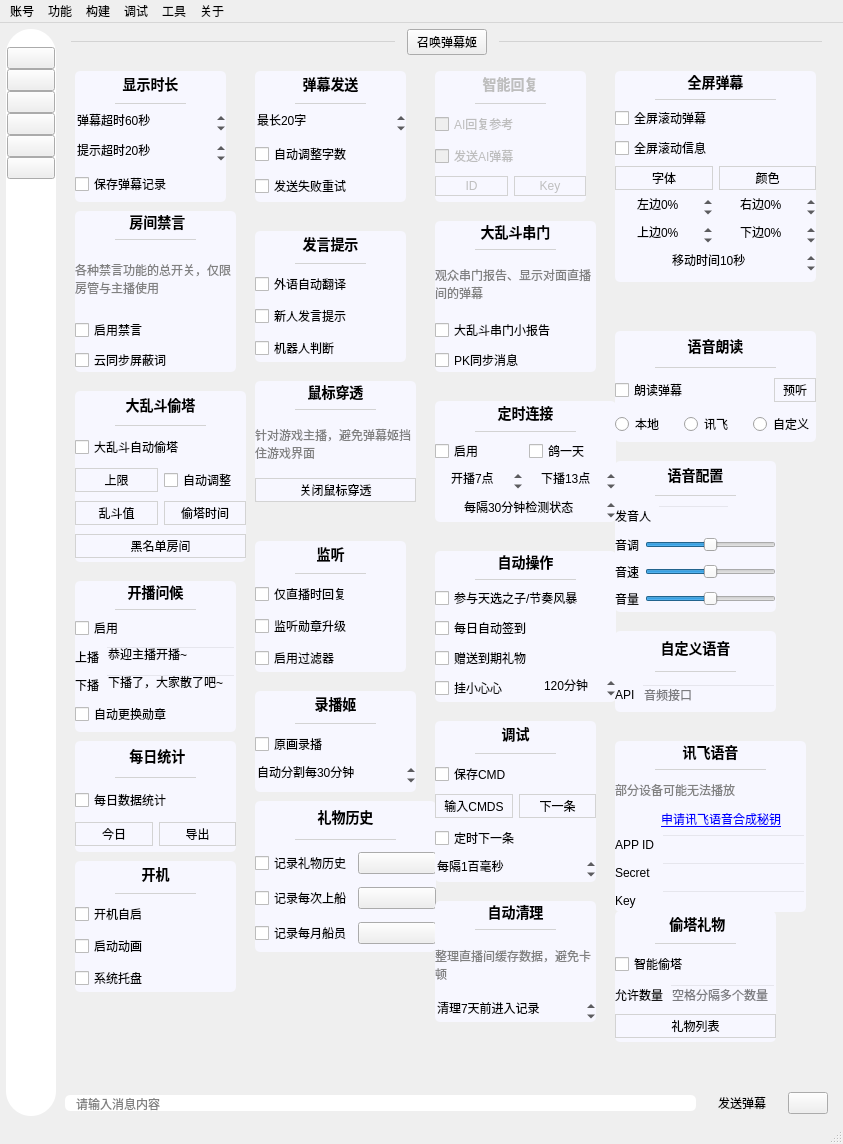
Old version of the form mainwindow/mainwindow.ui in the repository iwxyi/Bilibili-MagicalDanmaku.
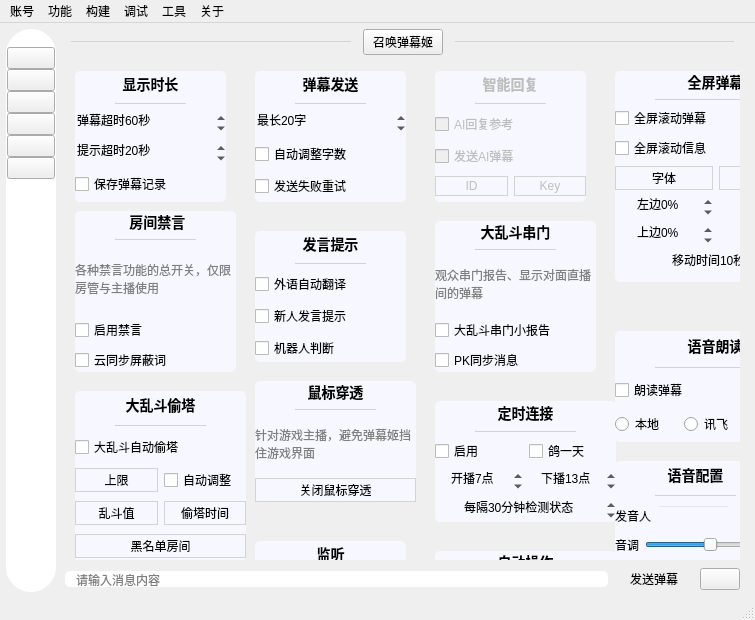
New version of the form. Icons and pictures are not drawn. Custom widgets are drawn as their Qt base class.

Commit message: 添加另一个设置按钮

```diff
--- a/mainwindow/mainwindow.ui
+++ b/mainwindow/mainwindow.ui
@@ -6,8 +6,8 @@
    <rect>
     <x>0</x>
     <y>0</y>
-    <width>843</width>
-    <height>1144</height>
+    <width>755</width>
+    <height>620</height>
    </rect>
   </property>
   <property name="windowTitle">
@@ -1405,8 +1405,8 @@
             <rect>
              <x>0</x>
              <y>0</y>
-             <width>763</width>
-             <height>1006</height>
+             <width>675</width>
+             <height>504</height>
             </rect>
            </property>
            <property name="styleSheet">
@@ -8010,8 +8010,8 @@
     <rect>
      <x>0</x>
      <y>0</y>
-     <width>843</width>
-     <height>26</height>
+     <width>755</width>
+     <height>21</height>
     </rect>
    </property>
    <widget class="QMenu" name="menu_2">
```
The commit also changes 7 other files.
